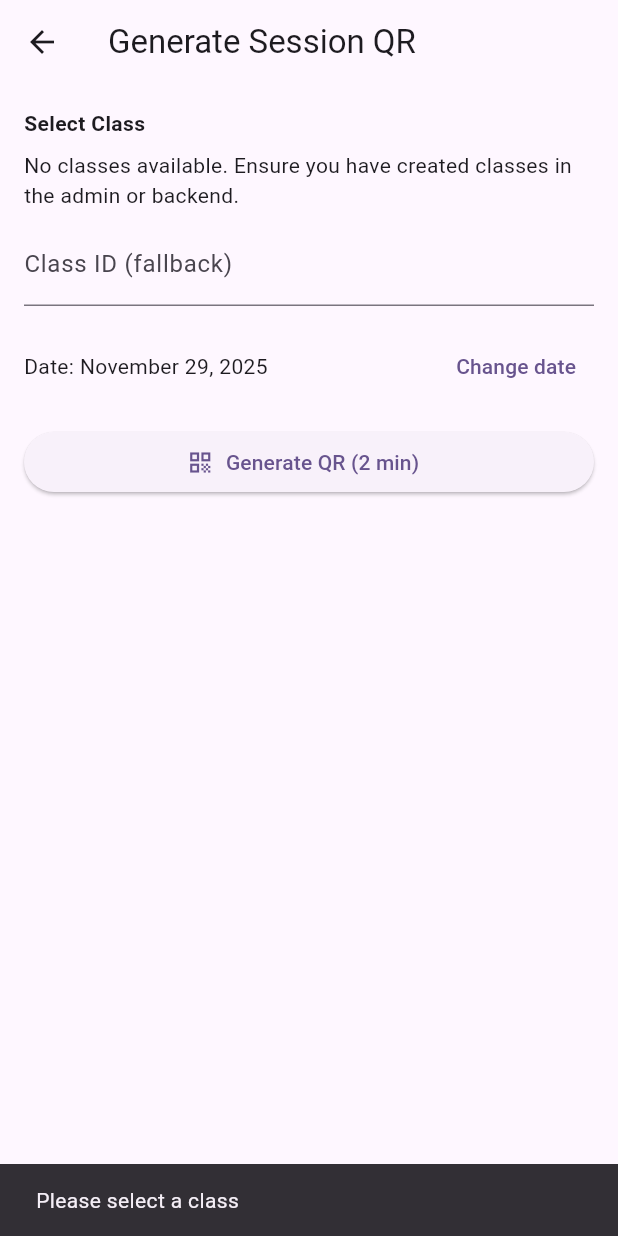
After one commit to TAavash/QR-based-attendance-system-for-PCPS-College, a Flutter app: the TeacherGenerateQRScreen screen opened directly, after a tap on "Change date", after a tap on "Generate QR (2 min)", on a phone screen of 412 x 824 dp. The commit adds this screen. Run offline on Flutter 3.47's test engine with Material 3 defaults, Android fonts, the phone set to English and light mode, and no system bars; our stand-ins replace flutter_secure_storage; missing offline and left inert: qr, qr_code_scanner_plus; accounts and stored records are empty; network calls fail.

Commit message:
updated qr generation by teacher and teacher home screen

```diff
--- a/lib/endpoints/endpoints.dart
+++ b/lib/endpoints/endpoints.dart
@@ -1,7 +1,7 @@
 class Endpoints {
   // ---------- BASE URL ----------
   // Change this ONE place only
-  static const String baseURL = "http://192.168.1.144:8000/api/";
+  static const String baseURL = "http://192.168.137.1:8000/api/";
 
   // ---------- AUTH ----------
   static const String register = "${baseURL}users/register/";
--- a/lib/endpoints/session_api.dart
+++ b/lib/endpoints/session_api.dart
@@ -0,0 +1,58 @@
+// lib/endpoints/session_api.dart
+import 'dart:convert';
+import 'package:http/http.dart' as http;
+import 'package:flutter_secure_storage/flutter_secure_storage.dart';
+import 'endpoints.dart';
+
+class SessionAPI {
+  static const _storage = FlutterSecureStorage();
+
+  /// Create a session (teacher only).
+  /// Expects backend response: { "qr_token": "...", "expires_at": "2025-11-25T12:00:00Z" }
+  static Future<Map<String, dynamic>> createSession({
+    required int classId,
+    required DateTime date,
+  }) async {
+    final access = await _storage.read(key: "access");
+    final url = Uri.parse(Endpoints.createSession);
+
+    final res = await http.post(
+      url,
+      headers: {
+        "Content-Type": "application/json",
+        if (access != null) "Authorization": "Bearer $access",
+      },
+      body: jsonEncode({
+        "class_id": classId,
+        "date": date.toIso8601String().split('T').first, // send YYYY-MM-DD
+      }),
+    );
+
+    if (res.statusCode == 200 || res.statusCode == 201) {
+      return jsonDecode(res.body) as Map<String, dynamic>;
+    } else {
+      String msg = res.body;
+      try {
+        final body = jsonDecode(res.body);
+        msg = body['error'] ?? body['detail'] ?? res.body;
+      } catch (_) {}
+      throw Exception("Create session failed: ${res.statusCode} - $msg");
+    }
+  }
+
+  /// Optional: fetch classes (simple endpoint). Adjust if you have a different endpoint.
+  static Future<List<Map<String, dynamic>>> fetchClasses() async {
+    final access = await _storage.read(key: "access");
+    final url = Uri.parse(Endpoints.classes);
+    final res = await http.get(url, headers: {
+      if (access != null) "Authorization": "Bearer $access",
+    });
+
+    if (res.statusCode == 200) {
+      final List data = jsonDecode(res.body);
+      return data.cast<Map<String, dynamic>>();
+    } else {
+      throw Exception("Failed to fetch classes");
+    }
+  }
+}
--- /dev/null
+++ b/lib/screens/teachers/teacher_generate_qr_screen.dart
@@ -0,0 +1,239 @@
+// lib/screens/teachers/teacher_generate_qr_screen.dart
+import 'dart:async';
+import 'package:flutter/material.dart';
+import '../../endpoints/session_api.dart';
+import '../../widgets/qr_generator.dart';
+import '../../endpoints/endpoints.dart'; // optional if you need constants
+import 'package:flutter/services.dart';
+import 'package:intl/intl.dart';
+
+class TeacherGenerateQRScreen extends StatefulWidget {
+  const TeacherGenerateQRScreen({super.key});
+
+  @override
+  State<TeacherGenerateQRScreen> createState() => _TeacherGenerateQRScreenState();
+}
+
+class _TeacherGenerateQRScreenState extends State<TeacherGenerateQRScreen> {
+  List<Map<String, dynamic>> classes = [];
+  int? selectedClassId;
+  DateTime selectedDate = DateTime.now();
+  bool loading = false;
+
+  // session result
+  String? qrToken;
+  DateTime? expiresAt;
+  Timer? countdownTimer;
+  Duration remaining = Duration.zero;
+
+  @override
+  void initState() {
+    super.initState();
+    _loadClasses();
+  }
+
+  @override
+  void dispose() {
+    countdownTimer?.cancel();
+    super.dispose();
+  }
+
+  Future<void> _loadClasses() async {
+    setState(() => loading = true);
+    try {
+      final list = await SessionAPI.fetchClasses();
+      setState(() {
+        classes = list;
+        if (classes.isNotEmpty) selectedClassId = classes.first['id'] as int?;
+      });
+    } catch (e) {
+      // If classes endpoint not available, leave empty and teacher can input id manually or add fallback.
+      ScaffoldMessenger.of(context).showSnackBar(SnackBar(content: Text("Failed to load classes: $e")));
+    } finally {
+      setState(() => loading = false);
+    }
+  }
+
+  Future<void> _pickDate() async {
+    final dt = await showDatePicker(
+      context: context,
+      initialDate: selectedDate,
+      firstDate: DateTime.now().subtract(const Duration(days: 365)),
+      lastDate: DateTime.now().add(const Duration(days: 365)),
+    );
+    if (dt != null) setState(() => selectedDate = dt);
+  }
+
+  void _startCountdown() {
+    countdownTimer?.cancel();
+    if (expiresAt == null) return;
+    final now = DateTime.now().toUtc();
+    remaining = expiresAt!.toUtc().difference(now);
+    if (remaining.isNegative) remaining = Duration.zero;
+
+    countdownTimer = Timer.periodic(const Duration(seconds: 1), (_) {
+      final now = DateTime.now().toUtc();
+      setState(() {
+        remaining = expiresAt!.toUtc().difference(now);
+        if (remaining.isNegative) remaining = Duration.zero;
+      });
+      if (remaining.inSeconds <= 0) {
+        countdownTimer?.cancel();
+      }
+    });
+  }
+
+  Future<void> _generateQR() async {
+    if (selectedClassId == null) {
+      ScaffoldMessenger.of(context).showSnackBar(const SnackBar(content: Text("Please select a class")));
+      return;
+    }
+
+    setState(() {
+      loading = true;
+      qrToken = null;
+      expiresAt = null;
+    });
+
+    try {
+      final res = await SessionAPI.createSession(
+        classId: selectedClassId!,
+        date: selectedDate,
+      );
+
+      // parse result
+      final token = res['qr_token'] as String?;
+      final expires = res['expires_at'] as String?; // assume ISO string
+      DateTime? expDt;
+      if (expires != null) expDt = DateTime.parse(expires).toLocal();
+
+      setState(() {
+        qrToken = token;
+        expiresAt = expDt;
+      });
+
+      // start countdown
+      _startCountdown();
+
+      ScaffoldMessenger.of(context).showSnackBar(const SnackBar(content: Text("Session created — show QR to students")));
+    } catch (e) {
+      ScaffoldMessenger.of(context).showSnackBar(SnackBar(content: Text("Create session failed: $e")));
+    } finally {
+      setState(() => loading = false);
+    }
+  }
+
+  Future<void> _copyToken() async {
+  if (qrToken == null) return;
+  await Clipboard.setData(ClipboardData(text: qrToken!));
+  ScaffoldMessenger.of(context).showSnackBar(
+    const SnackBar(content: Text("QR token copied to clipboard")),
+  );
+}
+
+
+  String _formatDuration(Duration d) {
+    final mm = d.inMinutes.remainder(60).toString().padLeft(2, '0');
+    final ss = d.inSeconds.remainder(60).toString().padLeft(2, '0');
+    return "$mm:$ss";
+  }
+
+  @override
+  Widget build(BuildContext context) {
+    final dateLabel = DateFormat.yMMMMd().format(selectedDate);
+
+    return Scaffold(
+      appBar: AppBar(title: const Text("Generate Session QR")),
+      body: Padding(
+        padding: const EdgeInsets.all(16),
+        child: ListView(
+          children: [
+            // Class selector
+            const Text("Select Class", style: TextStyle(fontWeight: FontWeight.bold)),
+            const SizedBox(height: 8),
+            if (loading && classes.isEmpty)
+              const Center(child: CircularProgressIndicator())
+            else if (classes.isEmpty)
+              Column(
+                crossAxisAlignment: CrossAxisAlignment.start,
+                children: [
+                  const Text("No classes available. Ensure you have created classes in the admin or backend."),
+                  const SizedBox(height: 8),
+                  TextField(
+                    decoration: const InputDecoration(labelText: "Class ID (fallback)"),
+                    keyboardType: TextInputType.number,
+                    onChanged: (v) => selectedClassId = int.tryParse(v),
+                  ),
+                ],
+              )
+            else
+              DropdownButtonFormField<int>(
+                value: selectedClassId,
+                items: classes.map((c) {
+                  return DropdownMenuItem<int>(
+                    value: c['id'] as int?,
+                    child: Text("${c['name']} (${c['section'] ?? ''})"),
+                  );
+                }).toList(),
+                onChanged: (v) => setState(() => selectedClassId = v),
+                decoration: const InputDecoration(border: OutlineInputBorder()),
+              ),
+
+            const SizedBox(height: 16),
+
+            // Date
+            Row(
+              children: [
+                Expanded(child: Text("Date: $dateLabel")),
+                TextButton(onPressed: _pickDate, child: const Text("Change date")),
+              ],
+            ),
+
+            const SizedBox(height: 16),
+
+            ElevatedButton.icon(
+              onPressed: loading ? null : _generateQR,
+              icon: const Icon(Icons.qr_code),
+              label: loading ? const Text("Generating...") : const Text("Generate QR (2 min)"),
+            ),
+
+            const SizedBox(height: 24),
+
+            // QR display
+            if (qrToken != null && expiresAt != null) ...[
+              Center(child: QRGenerator(data: qrToken!, size: 280)),
+              const SizedBox(height: 12),
+              Row(
+                mainAxisAlignment: MainAxisAlignment.center,
+                children: [
+                  Text("Expires in: ", style: TextStyle(fontWeight: FontWeight.bold)),
+                  Text(
+                    _formatDuration(remaining),
+                    style: TextStyle(
+                      color: remaining.inSeconds <= 10 ? Colors.red : Colors.black,
+                      fontWeight: FontWeight.bold,
+                    ),
+                  ),
+                ],
+              ),
+
+              const SizedBox(height: 8),
+              Row(
+                mainAxisAlignment: MainAxisAlignment.center,
+                children: [
+                  ElevatedButton.icon(
+                    onPressed: remaining.inSeconds > 0 ? _copyToken : null,
+                    icon: const Icon(Icons.copy),
+                    label: const Text("Copy Token"),
+                  ),
+                ],
+              ),
+            ] else if (qrToken != null && expiresAt == null) ...[
+              Text("QR generated but expiry time missing. Token: $qrToken"),
+            ],
+          ],
+        ),
+      ),
+    );
+  }
+}
--- a/pubspec.yaml
+++ b/pubspec.yaml
@@ -39,6 +39,7 @@ dependencies:
   qr_code_scanner_plus: ^2.0.14
   http: ^1.6.0
   flutter_secure_storage: ^9.2.4
+  intl: ^0.20.2
 
 dev_dependencies:
   flutter_test:
```
Also changed, not shown: lib/endpoints/auth_api.dart (+6 -3 lines), lib/screens/teachers/generate_qr_screen.dart (deleted, +0 -18 lines), lib/screens/teachers/teacher_home_screen.dart (+5 -7 lines), pubspec.lock.
